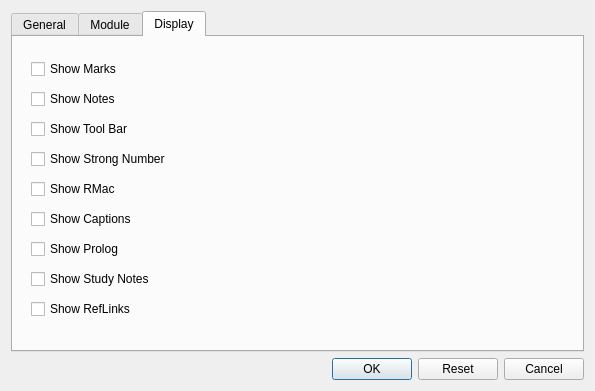
metaxy/openBibleViewer, file src/ui/dialog/settingsdialog.ui: the form before one commit.
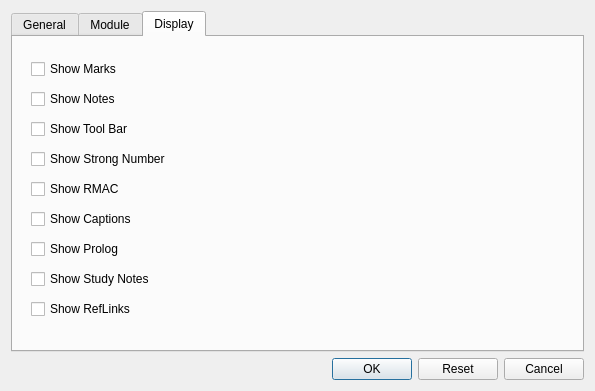
The form after the commit. The open tabs and pages were chosen to show the change. Icons and pictures are not drawn.

What changed in the file:
```diff
--- a/src/ui/dialog/settingsdialog.ui
+++ b/src/ui/dialog/settingsdialog.ui
@@ -238,7 +238,7 @@
           <item>
            <widget class="QCheckBox" name="checkBox_showRMac">
             <property name="text">
-             <string>Show RMac</string>
+             <string>Show RMAC</string>
             </property>
            </widget>
           </item>
```
Left out of the diff: 2 changed lines with no effect on the pictures.
